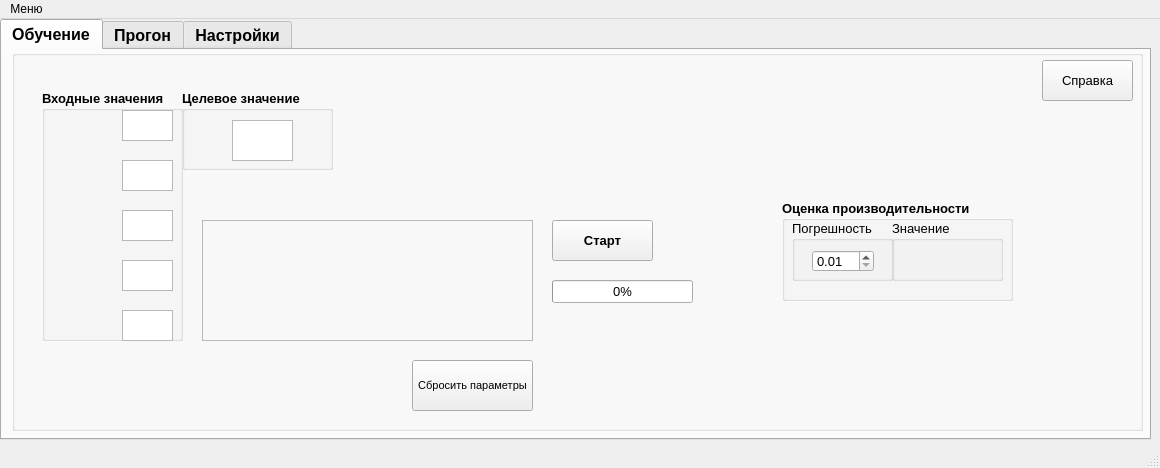
This is shield.ui in ILTZ/NNGUI as Qt 5 draws it before an edit. The edited form follows.
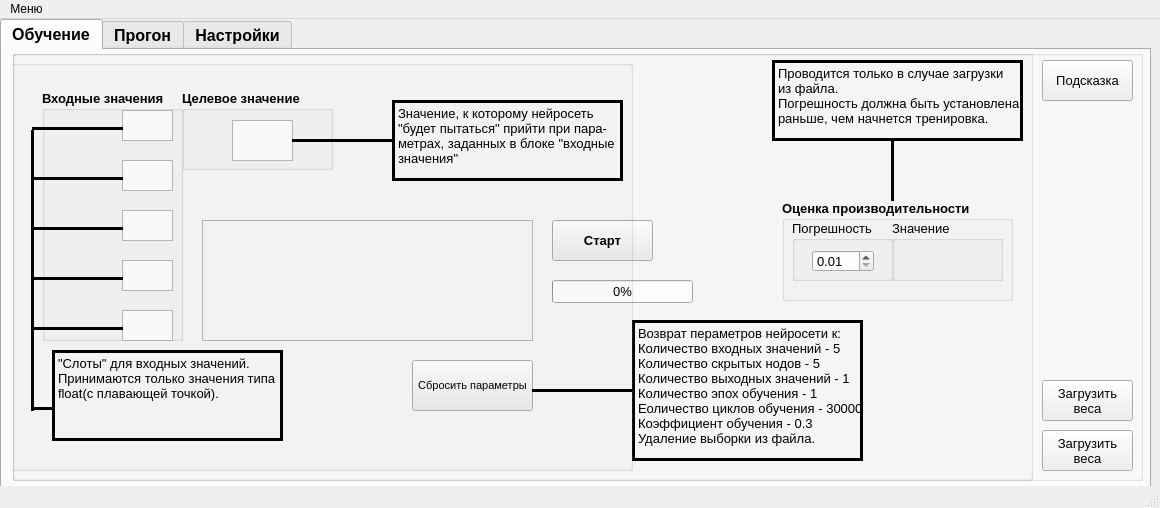
This is the edited form.

```diff
--- a/shield.ui
+++ b/shield.ui
@@ -7,7 +7,7 @@
     <x>0</x>
     <y>0</y>
     <width>1160</width>
-    <height>468</height>
+    <height>508</height>
    </rect>
   </property>
   <property name="windowTitle">
@@ -20,7 +20,7 @@
       <x>0</x>
       <y>0</y>
       <width>1151</width>
-      <height>421</height>
+      <height>471</height>
      </rect>
     </property>
     <property name="font">
@@ -61,7 +61,7 @@
         <x>10</x>
         <y>0</y>
         <width>1131</width>
-        <height>381</height>
+        <height>431</height>
        </rect>
       </property>
       <property name="title">
@@ -268,7 +268,7 @@
         </font>
        </property>
        <property name="text">
-        <string>Справка</string>
+        <string>Подсказка</string>
        </property>
       </widget>
       <widget class="QGroupBox" name="performanceBox">
@@ -365,6 +365,434 @@
         </widget>
        </widget>
       </widget>
+      <widget class="QGroupBox" name="FAQLearnBox">
+       <property name="geometry">
+        <rect>
+         <x>0</x>
+         <y>0</y>
+         <width>1021</width>
+         <height>431</height>
+        </rect>
+       </property>
+       <property name="title">
+        <string/>
+       </property>
+       <property name="flat">
+        <bool>false</bool>
+       </property>
+       <widget class="Line" name="line_13">
+        <property name="geometry">
+         <rect>
+          <x>520</x>
+          <y>330</y>
+          <width>101</width>
+          <height>20</height>
+         </rect>
+        </property>
+        <property name="frameShadow">
+         <enum>QFrame::Plain</enum>
+        </property>
+        <property name="lineWidth">
+         <number>3</number>
+        </property>
+        <property name="orientation">
+         <enum>Qt::Horizontal</enum>
+        </property>
+       </widget>
+       <widget class="QLabel" name="label_4">
+        <property name="geometry">
+         <rect>
+          <x>620</x>
+          <y>270</y>
+          <width>231</width>
+          <height>141</height>
+         </rect>
+        </property>
+        <property name="font">
+         <font>
+          <pointsize>10</pointsize>
+          <weight>50</weight>
+          <bold>false</bold>
+         </font>
+        </property>
+        <property name="frameShape">
+         <enum>QFrame::Box</enum>
+        </property>
+        <property name="frameShadow">
+         <enum>QFrame::Plain</enum>
+        </property>
+        <property name="lineWidth">
+         <number>3</number>
+        </property>
+        <property name="text">
+         <string>Возврат пераметров нейросети к:
+Количество входных значений - 5
+Количество скрытых нодов - 5
+Количество выходных значений - 1
+Количество эпох обучения - 1
+Еоличество циклов обучения - 30000
+Коэффициент обучения - 0.3
+Удаление выборки из файла.</string>
+        </property>
+        <property name="textFormat">
+         <enum>Qt::AutoText</enum>
+        </property>
+        <property name="alignment">
+         <set>Qt::AlignLeading|Qt::AlignLeft|Qt::AlignTop</set>
+        </property>
+        <property name="wordWrap">
+         <bool>false</bool>
+        </property>
+       </widget>
+       <widget class="QLabel" name="label_7">
+        <property name="geometry">
+         <rect>
+          <x>760</x>
+          <y>10</y>
+          <width>251</width>
+          <height>81</height>
+         </rect>
+        </property>
+        <property name="font">
+         <font>
+          <pointsize>10</pointsize>
+          <weight>50</weight>
+          <bold>false</bold>
+         </font>
+        </property>
+        <property name="frameShape">
+         <enum>QFrame::Box</enum>
+        </property>
+        <property name="frameShadow">
+         <enum>QFrame::Plain</enum>
+        </property>
+        <property name="lineWidth">
+         <number>3</number>
+        </property>
+        <property name="text">
+         <string>Проводится только в случае загрузки
+из файла.
+Погрешность должна быть установлена
+раньше, чем начнется тренировка.</string>
+        </property>
+        <property name="textFormat">
+         <enum>Qt::AutoText</enum>
+        </property>
+        <property name="alignment">
+         <set>Qt::AlignLeading|Qt::AlignLeft|Qt::AlignTop</set>
+        </property>
+        <property name="wordWrap">
+         <bool>false</bool>
+        </property>
+       </widget>
+       <widget class="Line" name="line_17">
+        <property name="geometry">
+         <rect>
+          <x>870</x>
+          <y>90</y>
+          <width>20</width>
+          <height>61</height>
+         </rect>
+        </property>
+        <property name="frameShadow">
+         <enum>QFrame::Plain</enum>
+        </property>
+        <property name="lineWidth">
+         <number>3</number>
+        </property>
+        <property name="orientation">
+         <enum>Qt::Vertical</enum>
+        </property>
+       </widget>
+       <widget class="QGroupBox" name="woLoadFromFileBoxFAQ">
+        <property name="geometry">
+         <rect>
+          <x>-10</x>
+          <y>10</y>
+          <width>631</width>
+          <height>411</height>
+         </rect>
+        </property>
+        <property name="title">
+         <string/>
+        </property>
+        <widget class="Line" name="line_6">
+         <property name="geometry">
+          <rect>
+           <x>30</x>
+           <y>60</y>
+           <width>91</width>
+           <height>16</height>
+          </rect>
+         </property>
+         <property name="frameShadow">
+          <enum>QFrame::Plain</enum>
+         </property>
+         <property name="lineWidth">
+          <number>3</number>
+         </property>
+         <property name="orientation">
+          <enum>Qt::Horizontal</enum>
+         </property>
+        </widget>
+        <widget class="Line" name="line_12">
+         <property name="geometry">
+          <rect>
+           <x>30</x>
+           <y>340</y>
+           <width>21</width>
+           <height>16</height>
+          </rect>
+         </property>
+         <property name="frameShadow">
+          <enum>QFrame::Plain</enum>
+         </property>
+         <property name="lineWidth">
+          <number>3</number>
+         </property>
+         <property name="orientation">
+          <enum>Qt::Horizontal</enum>
+         </property>
+        </widget>
+        <widget class="Line" name="line_11">
+         <property name="geometry">
+          <rect>
+           <x>20</x>
+           <y>70</y>
+           <width>20</width>
+           <height>281</height>
+          </rect>
+         </property>
+         <property name="frameShadow">
+          <enum>QFrame::Plain</enum>
+         </property>
+         <property name="lineWidth">
+          <number>3</number>
+         </property>
+         <property name="orientation">
+          <enum>Qt::Vertical</enum>
+         </property>
+        </widget>
+        <widget class="Line" name="line_9">
+         <property name="geometry">
+          <rect>
+           <x>30</x>
+           <y>210</y>
+           <width>91</width>
+           <height>16</height>
+          </rect>
+         </property>
+         <property name="frameShadow">
+          <enum>QFrame::Plain</enum>
+         </property>
+         <property name="lineWidth">
+          <number>3</number>
+         </property>
+         <property name="orientation">
+          <enum>Qt::Horizontal</enum>
+         </property>
+        </widget>
+        <widget class="Line" name="line_10">
+         <property name="geometry">
+          <rect>
+           <x>30</x>
+           <y>260</y>
+           <width>91</width>
+           <height>16</height>
+          </rect>
+         </property>
+         <property name="frameShadow">
+          <enum>QFrame::Plain</enum>
+         </property>
+         <property name="lineWidth">
+          <number>3</number>
+         </property>
+         <property name="orientation">
+          <enum>Qt::Horizontal</enum>
+         </property>
+        </widget>
+        <widget class="QLabel" name="label_3">
+         <property name="geometry">
+          <rect>
+           <x>50</x>
+           <y>290</y>
+           <width>231</width>
+           <height>91</height>
+          </rect>
+         </property>
+         <property name="font">
+          <font>
+           <pointsize>10</pointsize>
+           <weight>50</weight>
+           <bold>false</bold>
+          </font>
+         </property>
+         <property name="frameShape">
+          <enum>QFrame::Box</enum>
+         </property>
+         <property name="frameShadow">
+          <enum>QFrame::Plain</enum>
+         </property>
+         <property name="lineWidth">
+          <number>3</number>
+         </property>
+         <property name="text">
+          <string>&quot;Слоты&quot; для входных значений.
+Принимаются только значения типа
+float(с плавающей точкой). </string>
+         </property>
+         <property name="textFormat">
+          <enum>Qt::AutoText</enum>
+         </property>
+         <property name="alignment">
+          <set>Qt::AlignLeading|Qt::AlignLeft|Qt::AlignTop</set>
+         </property>
+         <property name="wordWrap">
+          <bool>false</bool>
+         </property>
+        </widget>
+        <widget class="Line" name="line_8">
+         <property name="geometry">
+          <rect>
+           <x>30</x>
+           <y>160</y>
+           <width>91</width>
+           <height>16</height>
+          </rect>
+         </property>
+         <property name="frameShadow">
+          <enum>QFrame::Plain</enum>
+         </property>
+         <property name="lineWidth">
+          <number>3</number>
+         </property>
+         <property name="orientation">
+          <enum>Qt::Horizontal</enum>
+         </property>
+        </widget>
+        <widget class="Line" name="line_7">
+         <property name="geometry">
+          <rect>
+           <x>30</x>
+           <y>110</y>
+           <width>91</width>
+           <height>16</height>
+          </rect>
+         </property>
+         <property name="frameShadow">
+          <enum>QFrame::Plain</enum>
+         </property>
+         <property name="lineWidth">
+          <number>3</number>
+         </property>
+         <property name="orientation">
+          <enum>Qt::Horizontal</enum>
+         </property>
+        </widget>
+        <widget class="Line" name="line_14">
+         <property name="geometry">
+          <rect>
+           <x>290</x>
+           <y>70</y>
+           <width>101</width>
+           <height>20</height>
+          </rect>
+         </property>
+         <property name="frameShadow">
+          <enum>QFrame::Plain</enum>
+         </property>
+         <property name="lineWidth">
+          <number>3</number>
+         </property>
+         <property name="orientation">
+          <enum>Qt::Horizontal</enum>
+         </property>
+        </widget>
+        <widget class="QLabel" name="label_5">
+         <property name="geometry">
+          <rect>
+           <x>390</x>
+           <y>40</y>
+           <width>231</width>
+           <height>81</height>
+          </rect>
+         </property>
+         <property name="font">
+          <font>
+           <pointsize>10</pointsize>
+           <weight>50</weight>
+           <bold>false</bold>
+          </font>
+         </property>
+         <property name="frameShape">
+          <enum>QFrame::Box</enum>
+         </property>
+         <property name="frameShadow">
+          <enum>QFrame::Plain</enum>
+         </property>
+         <property name="lineWidth">
+          <number>3</number>
+         </property>
+         <property name="text">
+          <string>Значение, к которому нейросеть
+&quot;будет пытаться&quot; прийти при пара-
+метрах, заданных в блоке &quot;входные
+значения&quot;</string>
+         </property>
+         <property name="textFormat">
+          <enum>Qt::AutoText</enum>
+         </property>
+         <property name="alignment">
+          <set>Qt::AlignLeading|Qt::AlignLeft|Qt::AlignTop</set>
+         </property>
+         <property name="wordWrap">
+          <bool>false</bool>
+         </property>
+        </widget>
+       </widget>
+      </widget>
+      <widget class="QPushButton" name="LoadWeightsBtn">
+       <property name="geometry">
+        <rect>
+         <x>1030</x>
+         <y>380</y>
+         <width>91</width>
+         <height>41</height>
+        </rect>
+       </property>
+       <property name="font">
+        <font>
+         <pointsize>10</pointsize>
+         <weight>50</weight>
+         <bold>false</bold>
+        </font>
+       </property>
+       <property name="text">
+        <string>Загрузить
+веса</string>
+       </property>
+      </widget>
+      <widget class="QPushButton" name="SaveWeightsBtn">
+       <property name="geometry">
+        <rect>
+         <x>1030</x>
+         <y>330</y>
+         <width>91</width>
+         <height>41</height>
+        </rect>
+       </property>
+       <property name="font">
+        <font>
+         <pointsize>10</pointsize>
+         <weight>50</weight>
+         <bold>false</bold>
+        </font>
+       </property>
+       <property name="text">
+        <string>Загрузить
+веса</string>
+       </property>
+      </widget>
      </widget>
     </widget>
     <widget class="QWidget" name="tab_4">
```
Left out of the diff: 148 changed lines with no effect on the pictures.
